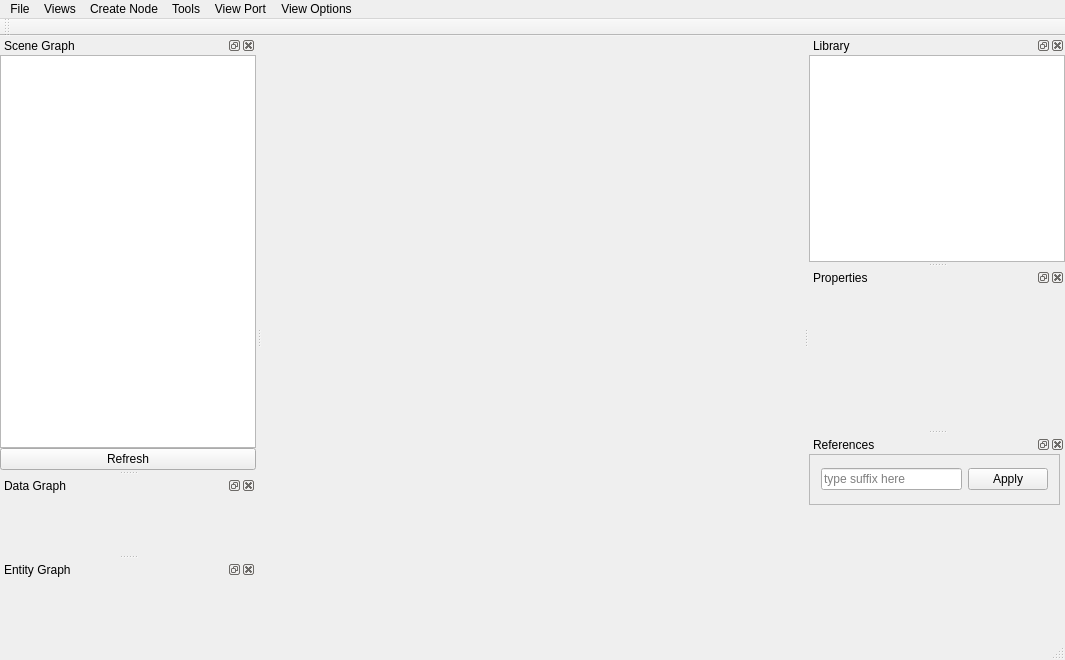
This is Tools/ResourceEditor/mainwindow.ui in xaoctech/dava.engine as Qt 5 draws it before an edit. The edited form follows.
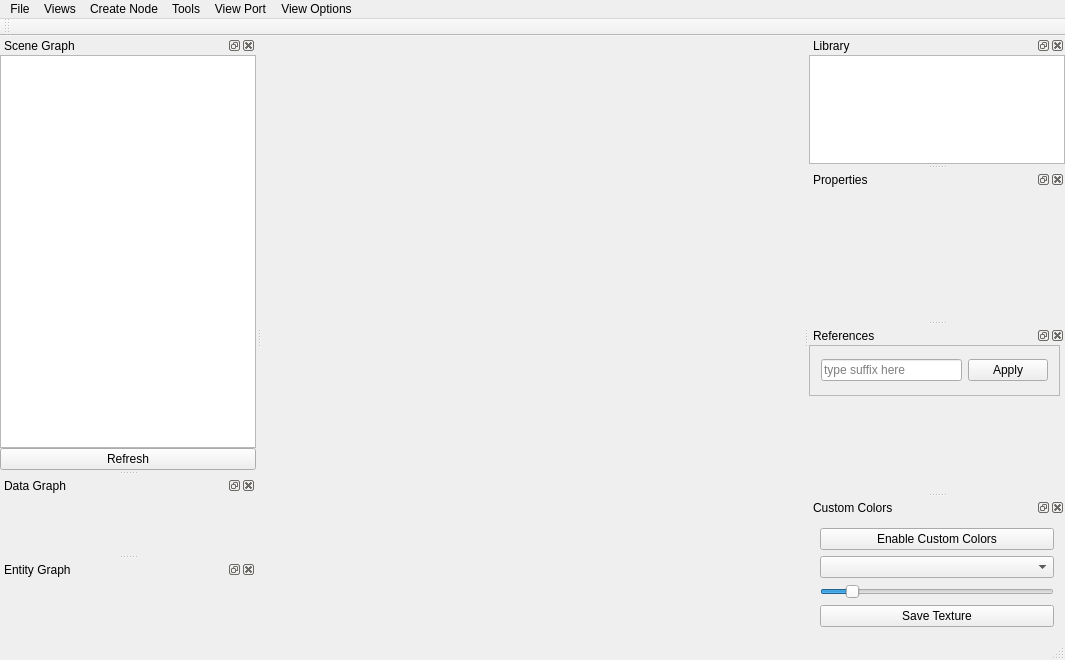
This is the edited form. Icons and pictures are not drawn. Custom widgets are drawn as their Qt base class.

Commit message: [DF-350] Custom colors landscape painting implementation

```diff
--- a/Tools/ResourceEditor/mainwindow.ui
+++ b/Tools/ResourceEditor/mainwindow.ui
@@ -347,6 +347,80 @@
    <addaction name="menuViewOptions"/>
   </widget>
   <widget class="QStatusBar" name="statusBar"/>
+  <widget class="QDockWidget" name="dockCustomColors">
+   <property name="floating">
+    <bool>false</bool>
+   </property>
+   <property name="windowTitle">
+    <string>Custom Colors</string>
+   </property>
+   <attribute name="dockWidgetArea">
+    <number>2</number>
+   </attribute>
+   <widget class="QWidget" name="dockWidgetContents">
+    <layout class="QVBoxLayout" name="verticalLayout_3">
+     <item>
+      <widget class="QPushButton" name="buttonCustomColorsEnable">
+       <property name="text">
+        <string>Enable Custom Colors</string>
+       </property>
+       <property name="checkable">
+        <bool>true</bool>
+       </property>
+       <property name="autoDefault">
+        <bool>false</bool>
+       </property>
+       <property name="default">
+        <bool>false</bool>
+       </property>
+      </widget>
+     </item>
+     <item>
+      <widget class="QComboBox" name="comboboxCustomColors">
+       <property name="sizePolicy">
+        <sizepolicy hsizetype="Preferred" vsizetype="Fixed">
+         <horstretch>0</horstretch>
+         <verstretch>0</verstretch>
+        </sizepolicy>
+       </property>
+      </widget>
+     </item>
+     <item>
+      <widget class="QSlider" name="sliderCustomColorBrushSize">
+       <property name="minimum">
+        <number>10</number>
+       </property>
+       <property name="value">
+        <number>20</number>
+       </property>
+       <property name="orientation">
+        <enum>Qt::Horizontal</enum>
+       </property>
+      </widget>
+     </item>
+     <item>
+      <widget class="QPushButton" name="buttonCustomColorsSave">
+       <property name="text">
+        <string>Save Texture</string>
+       </property>
+      </widget>
+     </item>
+     <item>
+      <spacer name="verticalSpacer">
+       <property name="orientation">
+        <enum>Qt::Vertical</enum>
+       </property>
+       <property name="sizeHint" stdset="0">
+        <size>
+         <width>20</width>
+         <height>40</height>
+        </size>
+       </property>
+      </spacer>
+     </item>
+    </layout>
+   </widget>
+  </widget>
   <action name="actionNewScene">
    <property name="icon">
     <iconset>
```
The commit also changes 27 other files.
